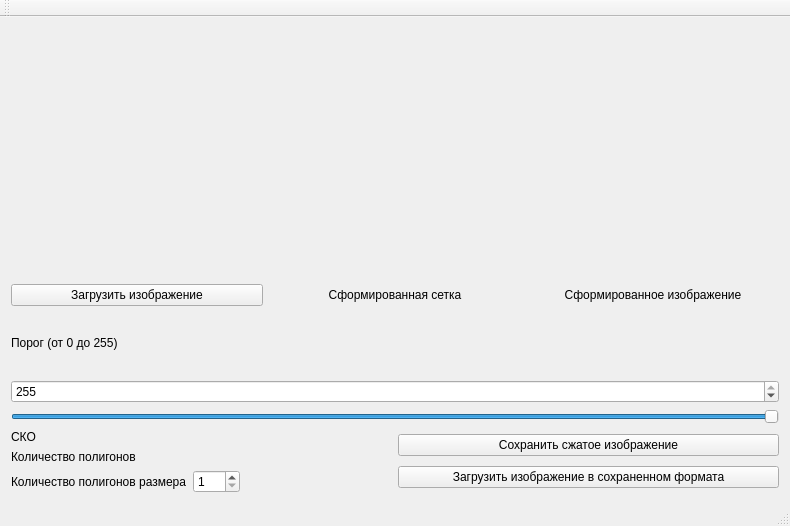
Qt form model_main.ui (captain-avocado/polygons) before a commit.
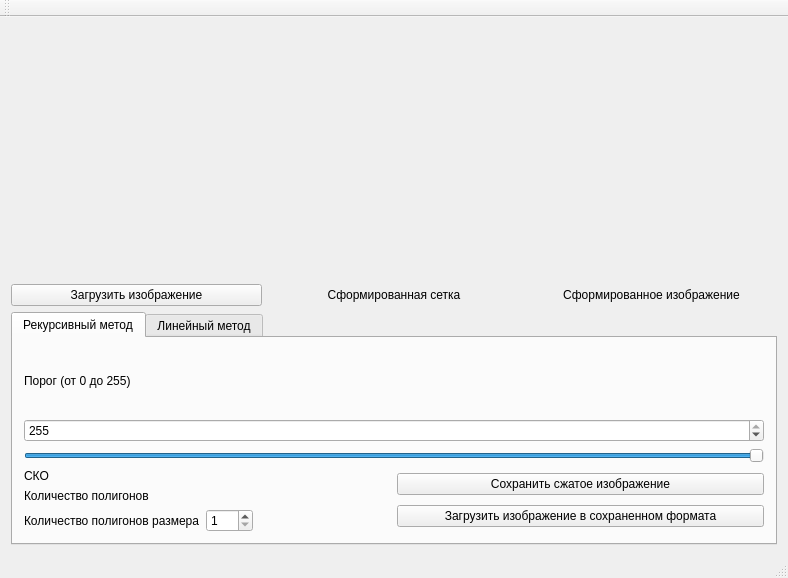
The same form after that commit.

The edit to the form file:
```diff
--- a/model_main.ui
+++ b/model_main.ui
@@ -6,17 +6,15 @@
    <rect>
     <x>0</x>
     <y>0</y>
-    <width>790</width>
-    <height>526</height>
+    <width>788</width>
+    <height>578</height>
    </rect>
   </property>
   <property name="windowTitle">
    <string>Разбиение изображения</string>
   </property>
   <widget class="QWidget" name="centralWidget">
-   <layout class="QVBoxLayout" name="verticalLayout_9">
-    <item>
-     <layout class="QVBoxLayout" name="verticalLayout_4">
+   <layout class="QVBoxLayout" name="verticalLayout_10">
       <item>
        <layout class="QHBoxLayout" name="horizontalLayout">
         <item>
@@ -130,14 +128,30 @@
        </layout>
       </item>
       <item>
+     <widget class="QTabWidget" name="tabWidget">
+      <property name="currentIndex">
+       <number>0</number>
+      </property>
+      <widget class="QWidget" name="">
+       <attribute name="title">
+        <string>Рекурсивный метод</string>
+       </attribute>
+       <layout class="QVBoxLayout" name="verticalLayout_9">
+        <item>
+         <layout class="QVBoxLayout" name="verticalLayout_4">
+          <item>
        <layout class="QVBoxLayout" name="verticalLayout_3">
         <item>
+             <layout class="QHBoxLayout" name="horizontalLayout_5">
+              <item>
          <widget class="QLabel" name="label">
           <property name="text">
            <string>Порог (от 0 до 255)</string>
           </property>
          </widget>
         </item>
+             </layout>
+            </item>
         <item>
          <widget class="QSpinBox" name="spinBox_threshold">
           <property name="maximum">
@@ -163,8 +177,6 @@
         </item>
        </layout>
       </item>
-     </layout>
-    </item>
     <item>
      <layout class="QHBoxLayout" name="horizontalLayout_4">
       <item>
@@ -259,6 +271,17 @@
      </layout>
     </item>
    </layout>
+        </item>
+       </layout>
+      </widget>
+      <widget class="QWidget" name="tab_4">
+       <attribute name="title">
+        <string>Линейный метод</string>
+       </attribute>
+      </widget>
+     </widget>
+    </item>
+   </layout>
   </widget>
   <widget class="QMenuBar" name="menuBar">
    <property name="geometry">
```
Left out of the diff: 17 changed lines with no effect on the pictures. Lines whose indentation alone changed are shown as unchanged.
